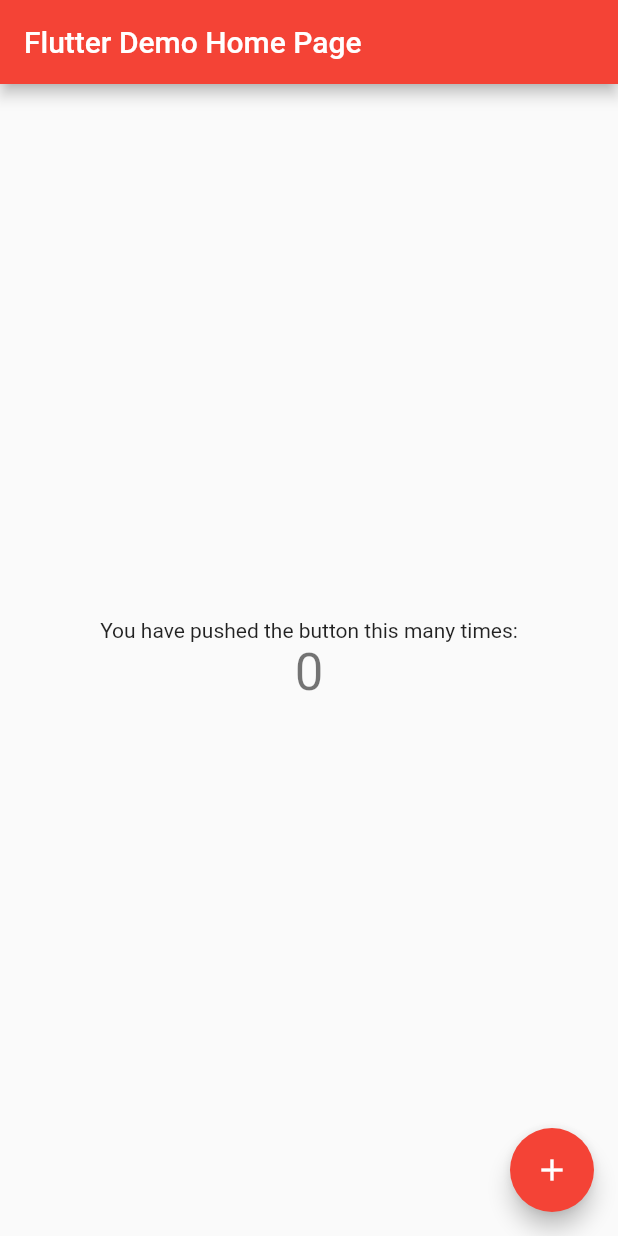
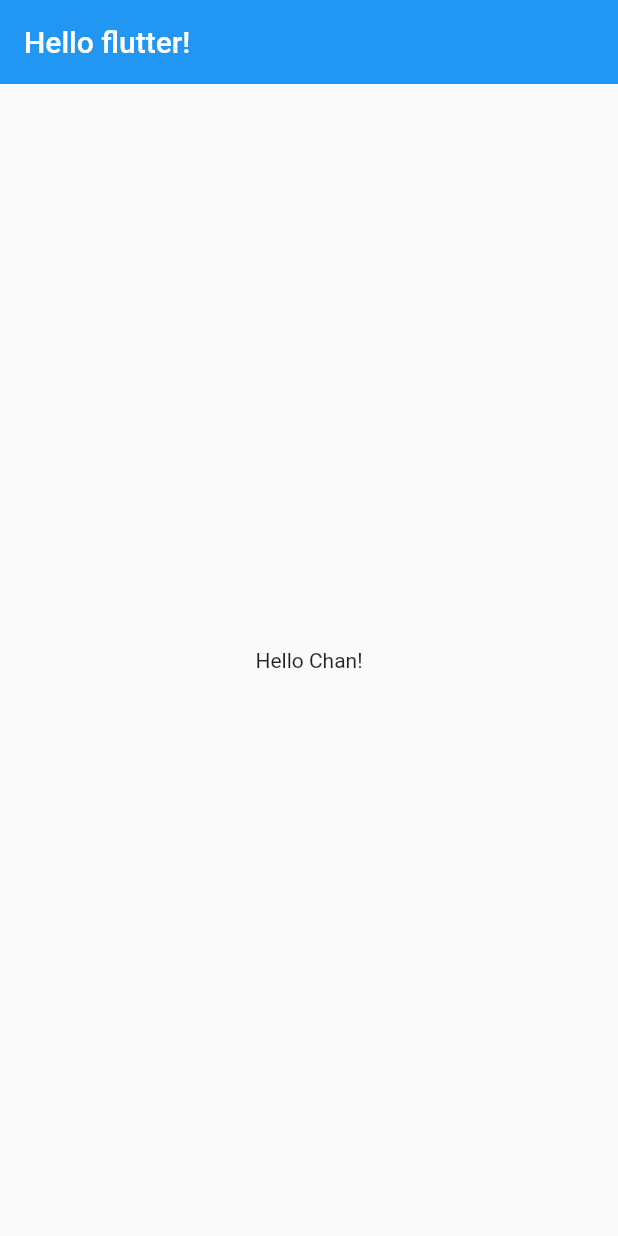
Before and after one commit to front-chan/flutter_study, a Flutter app: the screen it shows after launch, on a phone screen of 412 x 824 dp. Run offline on Flutter 3.47's test engine with Material 2 defaults, Android fonts, the phone set to English and light mode, and no system bars.

Commit message:
Print Hello world debugging start

```diff
--- a/lib/main.dart
+++ b/lib/main.dart
@@ -1,115 +1,25 @@
 import 'package:flutter/material.dart';
 
 void main() {
-  runApp(const MyApp());
+  runApp(App());
 }
 
-class MyApp extends StatelessWidget {
-  const MyApp({super.key});
-
-  // This widget is the root of your application.
+class App extends StatelessWidget {
   @override
   Widget build(BuildContext context) {
     return MaterialApp(
-      title: 'Flutter Demo',
-      theme: ThemeData(
-        // This is the theme of your application.
-        //
-        // Try running your application with "flutter run". You'll see the
-        // application has a blue toolbar. Then, without quitting the app, try
-        // changing the primarySwatch below to Colors.green and then invoke
-        // "hot reload" (press "r" in the console where you ran "flutter run",
-        // or simply save your changes to "hot reload" in a Flutter IDE).
-        // Notice that the counter didn't reset back to zero; the application
-        // is not restarted.
-        primarySwatch: Colors.red,
+      // home: Text('Hello Chan!'),
+      home: Scaffold(
+        appBar: AppBar(
+          centerTitle: false, // 가운데 정렬 해제
+          elevation: 0, // 그림자 표시
+          title: Text('Hello flutter!'),
+          // backgroundColor: Color(Color(0, 0, 0)),
+        ),
+        body: Center(
+          child: Text('Hello Chan!'),
+        ),
       ),
-      home: const MyHomePage(title: 'Flutter Demo Home Page'),
     );
   }
 }
-
-class MyHomePage extends StatefulWidget {
-  const MyHomePage({super.key, required this.title});
-
-  // This widget is the home page of your application. It is stateful, meaning
-  // that it has a State object (defined below) that contains fields that affect
-  // how it looks.
-
-  // This class is the configuration for the state. It holds the values (in this
-  // case the title) provided by the parent (in this case the App widget) and
-  // used by the build method of the State. Fields in a Widget subclass are
-  // always marked "final".
-
-  final String title;
-
-  @override
-  State<MyHomePage> createState() => _MyHomePageState();
-}
-
-class _MyHomePageState extends State<MyHomePage> {
-  int _counter = 0;
-
-  void _incrementCounter() {
-    setState(() {
-      // This call to setState tells the Flutter framework that something has
-      // changed in this State, which causes it to rerun the build method below
-      // so that the display can reflect the updated values. If we changed
-      // _counter without calling setState(), then the build method would not be
-      // called again, and so nothing would appear to happen.
-      _counter++;
-    });
-  }
-
-  @override
-  Widget build(BuildContext context) {
-    // This method is rerun every time setState is called, for instance as done
-    // by the _incrementCounter method above.
-    //
-    // The Flutter framework has been optimized to make rerunning build methods
-    // fast, so that you can just rebuild anything that needs updating rather
-    // than having to individually change instances of widgets.
-    return Scaffold(
-      appBar: AppBar(
-        // Here we take the value from the MyHomePage object that was created by
-        // the App.build method, and use it to set our appbar title.
-        title: Text(widget.title),
-      ),
-      body: Center(
-        // Center is a layout widget. It takes a single child and positions it
-        // in the middle of the parent.
-        child: Column(
-          // Column is also a layout widget. It takes a list of children and
-          // arranges them vertically. By default, it sizes itself to fit its
-          // children horizontally, and tries to be as tall as its parent.
-          //
-          // Invoke "debug painting" (press "p" in the console, choose the
-          // "Toggle Debug Paint" action from the Flutter Inspector in Android
-          // Studio, or the "Toggle Debug Paint" command in Visual Studio Code)
-          // to see the wireframe for each widget.
-          //
-          // Column has various properties to control how it sizes itself and
-          // how it positions its children. Here we use mainAxisAlignment to
-          // center the children vertically; the main axis here is the vertical
-          // axis because Columns are vertical (the cross axis would be
-          // horizontal).
-          mainAxisAlignment: MainAxisAlignment.center,
-          children: <Widget>[
-            const Text(
-              'You have pushed the button this many times:',
-            ),
-            Text(
-              '$_counter',
-              style: Theme.of(context).textTheme.headlineMedium,
-            ),
-          ],
-        ),
-      ),
-      floatingActionButton: FloatingActionButton(
-        onPressed: _incrementCounter,
-        tooltip: 'Increment',
-        child: const Icon(Icons.add),
-      ), // This trailing comma makes auto-formatting nicer for build methods.
-    );
-  }
-}
```
